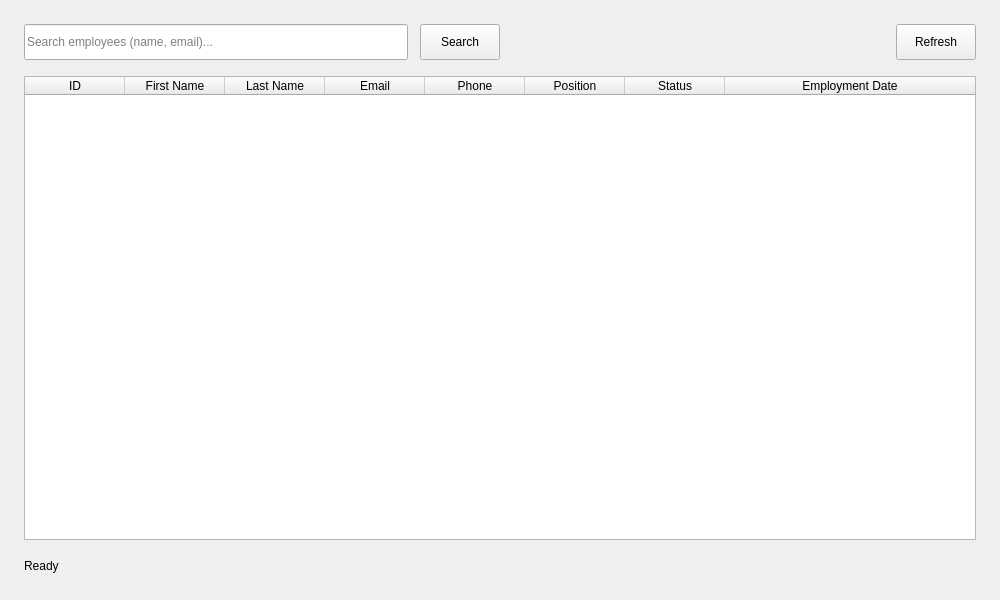
Above: app/ui/layout/employees_tab.ui from jankrawczykk/CampusHub before the change. Below: the same form after it.
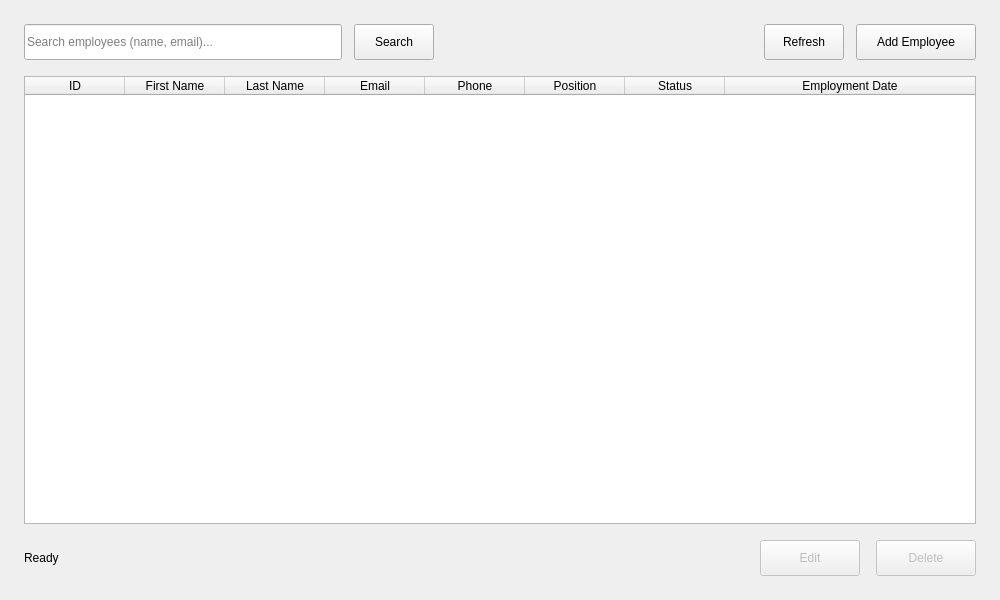
That is the form after the change.

Commit message: Adding/removing/updating/showing employees in the employees tab

```diff
--- a/app/ui/layout/employees_tab.ui
+++ b/app/ui/layout/employees_tab.ui
@@ -89,6 +89,19 @@
        </property>
       </widget>
      </item>
+     <item>
+      <widget class="QPushButton" name="addButton">
+       <property name="minimumSize">
+        <size>
+         <width>120</width>
+         <height>36</height>
+        </size>
+       </property>
+       <property name="text">
+        <string>Add Employee</string>
+       </property>
+      </widget>
+     </item>
     </layout>
    </item>
    <item>
@@ -175,6 +188,38 @@
        </property>
       </spacer>
      </item>
+     <item>
+      <widget class="QPushButton" name="editButton">
+       <property name="enabled">
+        <bool>false</bool>
+       </property>
+       <property name="minimumSize">
+        <size>
+         <width>100</width>
+         <height>36</height>
+        </size>
+       </property>
+       <property name="text">
+        <string>Edit</string>
+       </property>
+      </widget>
+     </item>
+     <item>
+      <widget class="QPushButton" name="deleteButton">
+       <property name="enabled">
+        <bool>false</bool>
+       </property>
+       <property name="minimumSize">
+        <size>
+         <width>100</width>
+         <height>36</height>
+        </size>
+       </property>
+       <property name="text">
+        <string>Delete</string>
+       </property>
+      </widget>
+     </item>
     </layout>
    </item>
   </layout>
```
The commit also changes 10 other files.
